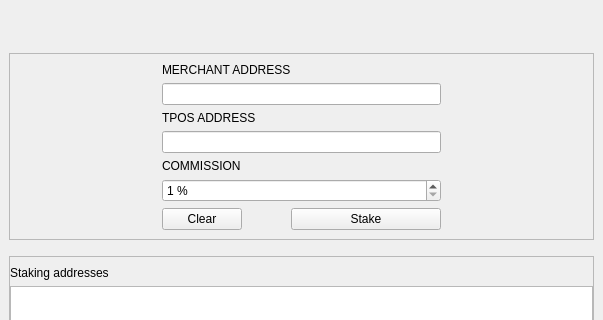
Before: the Qt Designer form src/qt/forms/tpospage.ui in X9Developers/XSN, drawn with Qt 5; both pictures show x 0 to 603 and y 0 to 320 of the 603 by 653 pixel window.
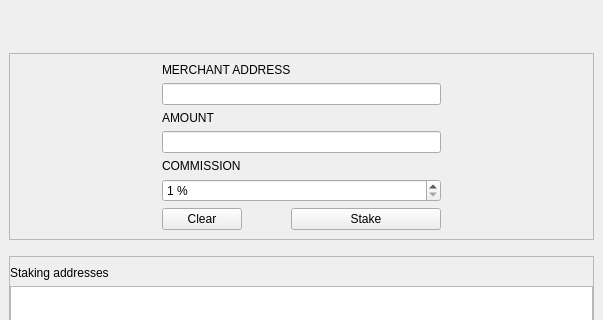
After: the same form once the commit is applied. Custom widgets are drawn as their Qt base class.

Commit message: Updated tpos UI to accept stake amount instead of tpos address

The edit to the form file:
```diff
--- a/src/qt/forms/tpospage.ui
+++ b/src/qt/forms/tpospage.ui
@@ -68,22 +68,7 @@
         <property name="frameShadow">
          <enum>QFrame::Sunken</enum>
         </property>
-        <layout class="QHBoxLayout" name="horizontalLayout_6">
-         <property name="spacing">
-          <number>6</number>
-         </property>
-         <property name="leftMargin">
-          <number>9</number>
-         </property>
-         <property name="topMargin">
-          <number>9</number>
-         </property>
-         <property name="rightMargin">
-          <number>9</number>
-         </property>
-         <property name="bottomMargin">
-          <number>9</number>
-         </property>
+        <layout class="QHBoxLayout" name="horizontalLayout">
          <item>
           <spacer name="horizontalSpacer_5">
            <property name="orientation">
@@ -98,10 +83,7 @@
           </spacer>
          </item>
          <item>
-          <layout class="QVBoxLayout" name="verticalLayout_6">
-           <property name="spacing">
-            <number>6</number>
-           </property>
+          <layout class="QVBoxLayout" name="verticalLayout_4">
            <item>
             <widget class="QLabel" name="labelLabel">
              <property name="toolTip">
@@ -137,7 +119,7 @@
               <string>Merchant public key which is used to identify TPoS service provider.</string>
              </property>
              <property name="text">
-              <string>TPOS ADDRESS</string>
+              <string>AMOUNT</string>
              </property>
              <property name="alignment">
               <set>Qt::AlignBottom|Qt::AlignLeading|Qt::AlignLeft</set>
@@ -441,6 +423,14 @@
    </item>
   </layout>
  </widget>
+ <customwidgets>
+  <customwidget>
+   <class>BitcoinAmountField</class>
+   <extends>QLineEdit</extends>
+   <header>bitcoinamountfield.h</header>
+   <container>1</container>
+  </customwidget>
+ </customwidgets>
  <resources/>
  <connections/>
 </ui>
```
Left out of the diff: 20 changed lines with no effect on the pictures. Lines whose indentation alone changed are shown as unchanged. The commit also changes 3 other files.
